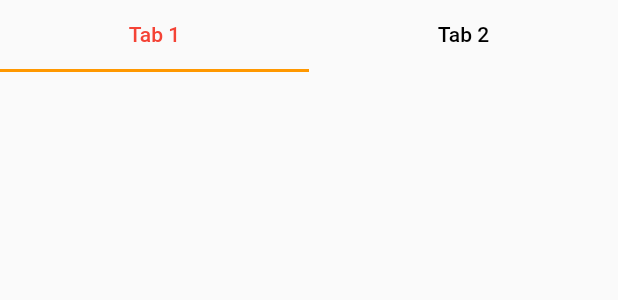
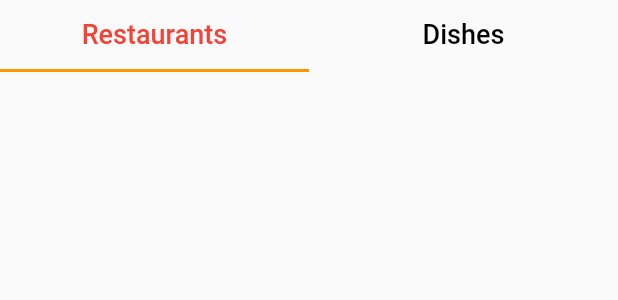
Before and after one commit to CSAURABH/Food-Ordering-App-Flutter, a Flutter app: the SearchScreen widget shown alone on an empty page, opened directly, on a phone screen of 412 x 824 dp. Shown: the top 300 px of the screen. Run offline on Flutter 3.47's test engine with Material 2 defaults, Android fonts, the phone set to English and light mode, and no system bars; our stand-ins replace carousel_pro, cloud_firestore, fancy_bottom_navigation, firebase_auth, firebase_core, fluttertoast; accounts and stored records are empty; network calls fail.

```diff
--- a/lib/screens/favourite_screen.dart
+++ b/lib/screens/favourite_screen.dart
@@ -18,8 +18,18 @@ class SearchScreen extends StatelessWidget {
                   labelColor: Colors.red,
                   unselectedLabelColor: Colors.black,
                   tabs: [
-                    Tab(text: 'Tab 1'),
-                    Tab(text: 'Tab 2'),
+                    Tab(
+                      child: Text(
+                        "Restaurants",
+                        style: TextStyle(fontSize: 18),
+                      ),
+                    ),
+                    Tab(
+                      child: Text(
+                        "Dishes",
+                        style: TextStyle(fontSize: 18),
+                      ),
+                    ),
                   ],
                 ),
                 SizedBox(
@@ -45,35 +55,3 @@ class SearchScreen extends StatelessWidget {
     );
   }
 }
-
-
-// SafeArea(
-//           child: DefaultTabController(
-//             length: 2,
-//             child: TabBar(
-//               indicatorColor: Colors.orange,
-//               unselectedLabelColor: Colors.black,
-//               labelColor: Colors.red,
-//               tabs: [
-//                 Tab(
-//                   child: Text(
-//                     "Restaurants",
-//                     style: TextStyle(
-//                       fontSize: 20,
-//                       fontWeight: FontWeight.bold,
-//                     ),
-//                   ),
-//                 ),
-//                 Tab(
-//                   child: Text(
-//                     "Dishes",
-//                     style: TextStyle(
-//                       fontSize: 20,
-//                       fontWeight: FontWeight.bold,
-//                     ),
-//                   ),
-//                 ),
-//               ],
-//             ),
-//           ),
-//         ),
```
Also changed, not shown: lib/widgets/favourite_dishes.dart (+13 -2 lines), lib/widgets/favourite_restaurants.dart (+9 -1 lines).
